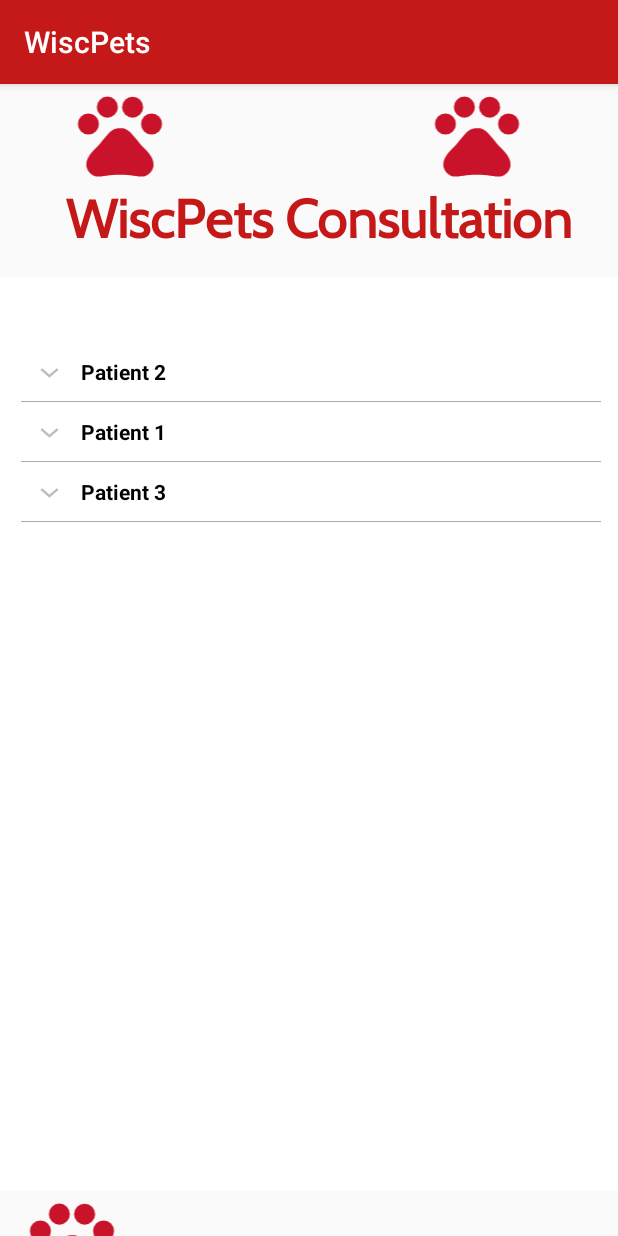
After one commit to dongyu9817/WiscPets, an Android app: the MainActivity_consult_vet_home screen opened directly, with no data from a screen before it, on a phone screen of 412 x 824 dp. The commit adds this screen. Run offline under Robolectric (Android 15) with nearby library versions, the phone set to English and light mode, and no system bars; Roboto replaces fonts that are not available here.

Commit message:
add vet consultation homepage, health record page, fix signup

```diff
--- a/app/src/main/AndroidManifest.xml
+++ b/app/src/main/AndroidManifest.xml
@@ -32,6 +32,8 @@
         <activity android:name=".app.app_preference_activity"></activity>
         <activity android:name=".clinic_module.AboutERVisitActivity"></activity>
         <activity android:name=".MainActivityConsultationOwners"></activity>
+        <activity android:name=".MainActivity_consult_vet_home"></activity>
+        <activity android:name=".CreateConsultPatientActivity"></activity>
         <activity
             android:name="com.example.wiscpets.sickcheckmodule.activity_disease"
             android:screenOrientation="portrait"
--- /dev/null
+++ b/app/src/main/java/com/example/wiscpets/CustomExpandableListAdapter.java
@@ -0,0 +1,99 @@
+package com.example.wiscpets;
+
+import android.content.Context;
+import android.graphics.Typeface;
+import android.view.LayoutInflater;
+import android.view.View;
+import android.view.ViewGroup;
+import android.widget.BaseExpandableListAdapter;
+import android.widget.TextView;
+
+import java.util.HashMap;
+import java.util.List;
+
+public class CustomExpandableListAdapter extends BaseExpandableListAdapter {
+
+    private Context context;
+    private List<String> expandableListTitle;
+    private HashMap<String, List<String>> expandableListDetail;
+
+    public CustomExpandableListAdapter(Context context, List<String> expandableListTitle,
+                                       HashMap<String, List<String>> expandableListDetail) {
+        this.context = context;
+        this.expandableListTitle = expandableListTitle;
+        this.expandableListDetail = expandableListDetail;
+    }
+
+    @Override
+    public Object getChild(int listPosition, int expandedListPosition) {
+        return this.expandableListDetail.get(this.expandableListTitle.get(listPosition))
+                .get(expandedListPosition);
+    }
+
+    @Override
+    public long getChildId(int listPosition, int expandedListPosition) {
+        return expandedListPosition;
+    }
+
+    @Override
+    public View getChildView(int listPosition, final int expandedListPosition,
+                             boolean isLastChild, View convertView, ViewGroup parent) {
+        final String expandedListText = (String) getChild(listPosition, expandedListPosition);
+        if (convertView == null) {
+            LayoutInflater layoutInflater = (LayoutInflater) this.context
+                    .getSystemService(Context.LAYOUT_INFLATER_SERVICE);
+            convertView = layoutInflater.inflate(R.layout.list_item, null);
+        }
+        TextView expandedListTextView = (TextView) convertView
+                .findViewById(R.id.expandedListItem);
+        expandedListTextView.setText(expandedListText);
+        return convertView;
+    }
+
+    @Override
+    public int getChildrenCount(int listPosition) {
+        return this.expandableListDetail.get(this.expandableListTitle.get(listPosition))
+                .size();
+    }
+
+    @Override
+    public Object getGroup(int listPosition) {
+        return this.expandableListTitle.get(listPosition);
+    }
+
+    @Override
+    public int getGroupCount() {
+        return this.expandableListTitle.size();
+    }
+
+    @Override
+    public long getGroupId(int listPosition) {
+        return listPosition;
+    }
+
+    @Override
+    public View getGroupView(int listPosition, boolean isExpanded,
+                             View convertView, ViewGroup parent) {
+        String listTitle = (String) getGroup(listPosition);
+        if (convertView == null) {
+            LayoutInflater layoutInflater = (LayoutInflater) this.context.
+                    getSystemService(Context.LAYOUT_INFLATER_SERVICE);
+            convertView = layoutInflater.inflate(R.layout.list_group, null);
+        }
+        TextView listTitleTextView = (TextView) convertView
+                .findViewById(R.id.listTitle);
+        listTitleTextView.setTypeface(null, Typeface.BOLD);
+        listTitleTextView.setText(listTitle);
+        return convertView;
+    }
+
+    @Override
+    public boolean hasStableIds() {
+        return false;
+    }
+
+    @Override
+    public boolean isChildSelectable(int listPosition, int expandedListPosition) {
+        return true;
+    }
+}
--- /dev/null
+++ b/app/src/main/java/com/example/wiscpets/ExpandableListDataPump.java
@@ -0,0 +1,34 @@
+package com.example.wiscpets;
+
+import java.util.ArrayList;
+import java.util.HashMap;
+import java.util.List;
+
+public class ExpandableListDataPump {
+    public static HashMap<String, List<String>> getData() {
+        HashMap<String, List<String>> expandableListDetail = new HashMap<String, List<String>>();
+
+        List<String> Patient1 = new ArrayList<String>();
+        Patient1.add("Health Record 1");
+        Patient1.add("Health Record 2");
+        Patient1.add("Health Record 3");
+        Patient1.add("Health Record 4");
+
+
+        List<String> Patient2 = new ArrayList<String>();
+        Patient2.add("Health Record 1");
+        Patient2.add("Health Record 2");
+
+
+        List<String> Patient3 = new ArrayList<String>();
+        Patient3.add("Health Record 1");
+        Patient3.add("Health Record 2");
+        Patient3.add("Health Record 3");
+
+
+        expandableListDetail.put("Patient 1", Patient1);
+        expandableListDetail.put("Patient 2", Patient2);
+        expandableListDetail.put("Patient 3", Patient3);
+        return expandableListDetail;
+    }
+}
--- a/app/src/main/java/com/example/wiscpets/MainActivityConsultationOwners.java
+++ b/app/src/main/java/com/example/wiscpets/MainActivityConsultationOwners.java
@@ -9,6 +9,8 @@ import androidx.appcompat.app.AppCompatActivity;
 
 import java.util.ArrayList;
 
+//This is the consultation page for pet owners
+
 public class MainActivityConsultationOwners extends AppCompatActivity {
 
     @Override
--- /dev/null
+++ b/app/src/main/java/com/example/wiscpets/MainActivity_consult_vet_home.java
@@ -0,0 +1,75 @@
+package com.example.wiscpets;
+
+import android.content.Intent;
+import android.os.Bundle;
+import androidx.appcompat.app.AppCompatActivity;
+import android.view.View;
+import android.widget.ExpandableListAdapter;
+import android.widget.ExpandableListView;
+import android.widget.Toast;
+
+import java.util.ArrayList;
+import java.util.HashMap;
+import java.util.List;
+
+public class MainActivity_consult_vet_home extends AppCompatActivity {
+
+    ExpandableListView expandableListView;
+    ExpandableListAdapter expandableListAdapter;
+    List<String> expandableListTitle;
+    HashMap<String, List<String>> expandableListDetail;
+
+    @Override
+    protected void onCreate(Bundle savedInstanceState) {
+        super.onCreate(savedInstanceState);
+        setContentView(R.layout.activity_consult_vet_home);
+        expandableListView = (ExpandableListView) findViewById(R.id.expandableListView);
+        expandableListDetail = ExpandableListDataPump.getData();
+        expandableListTitle = new ArrayList<String>(expandableListDetail.keySet());
+        expandableListAdapter = new CustomExpandableListAdapter(this, expandableListTitle, expandableListDetail);
+        expandableListView.setAdapter(expandableListAdapter);
+        expandableListView.setOnGroupExpandListener(new ExpandableListView.OnGroupExpandListener() {
+
+            @Override
+            public void onGroupExpand(int groupPosition) {
+                Toast.makeText(getApplicationContext(),
+                        expandableListTitle.get(groupPosition) + " List Expanded.",
+                        Toast.LENGTH_SHORT).show();
+            }
+        });
+
+        expandableListView.setOnGroupCollapseListener(new ExpandableListView.OnGroupCollapseListener() {
+
+            @Override
+            public void onGroupCollapse(int groupPosition) {
+                Toast.makeText(getApplicationContext(),
+                        expandableListTitle.get(groupPosition) + " List Collapsed.",
+                        Toast.LENGTH_SHORT).show();
+
+            }
+        });
+
+        expandableListView.setOnChildClickListener(new ExpandableListView.OnChildClickListener() {
+            @Override
+            public boolean onChildClick(ExpandableListView parent, View v,
+                                        int groupPosition, int childPosition, long id) {
+                Toast.makeText(
+                        getApplicationContext(),
+                        expandableListTitle.get(groupPosition)
+                                + " -> "
+                                + expandableListDetail.get(
+                                expandableListTitle.get(groupPosition)).get(
+                                childPosition), Toast.LENGTH_SHORT
+                ).show();
+                Intent gotoConsultation = new Intent(MainActivity_consult_vet_home.this, CreateConsultPatientActivity.class);
+                gotoConsultation.putExtra("patient", expandableListTitle.get(groupPosition));
+                gotoConsultation.putExtra("healthrecordNumber", expandableListDetail.get(
+                        expandableListTitle.get(groupPosition)).get(
+                        childPosition));
+                startActivity(gotoConsultation);
+                return true;
+            }
+        });
+    }
+
+}
--- /dev/null
+++ b/app/src/main/res/layout/activity_consult_vet_home.xml
@@ -0,0 +1,161 @@
+<?xml version="1.0" encoding="utf-8"?>
+<LinearLayout xmlns:android="http://schemas.android.com/apk/res/android"
+    xmlns:tools="http://schemas.android.com/tools"
+    xmlns:app="http://schemas.android.com/apk/res-auto"
+    android:layout_width="match_parent"
+    android:layout_height="match_parent"
+    android:orientation="vertical"
+
+    tools:context=".MainActivityNotebookLanding">
+    <LinearLayout
+        android:layout_width="match_parent"
+        android:layout_height="wrap_content"
+        android:orientation="horizontal"
+        >
+        <ImageView
+            android:id="@+id/imageView14"
+            android:layout_width="96dp"
+            android:layout_height="67dp"
+            android:layout_marginStart="32dp"
+            android:layout_marginLeft="32dp"
+            android:layout_marginEnd="32dp"
+            android:layout_marginRight="32dp"
+            app:layout_constraintBottom_toBottomOf="parent"
+            app:layout_constraintEnd_toEndOf="parent"
+            app:layout_constraintHorizontal_bias="1.0"
+            app:layout_constraintStart_toStartOf="parent"
+            app:layout_constraintTop_toTopOf="parent"
+            app:layout_constraintVertical_bias="0.249"
+            app:srcCompat="@drawable/ic_baseline_pets_24"
+            tools:ignore="VectorDrawableCompat" />
+
+        <ImageView
+            android:id="@+id/imageView13"
+            android:layout_width="96dp"
+            android:layout_height="67dp"
+            android:layout_marginStart="110dp"
+            android:layout_marginLeft="32dp"
+            android:layout_marginEnd="32dp"
+            android:layout_marginRight="32dp"
+            app:layout_constraintBottom_toBottomOf="parent"
+            app:layout_constraintEnd_toEndOf="parent"
+            app:layout_constraintHorizontal_bias="1.0"
+            app:layout_constraintStart_toStartOf="parent"
+            app:layout_constraintTop_toTopOf="parent"
+            app:layout_constraintVertical_bias="0.249"
+            app:srcCompat="@drawable/ic_baseline_pets_24"
+            tools:ignore="VectorDrawableCompat" />
+
+
+    </LinearLayout>
+
+    <TextView
+        android:id="@+id/title00"
+        android:layout_width="424dp"
+        android:layout_height="61dp"
+        android:layout_alignParentTop="true"
+        android:layout_alignParentBottom="true"
+        android:fontFamily="@font/cabin"
+        android:gravity="center_horizontal"
+        android:text="WiscPets Consultation"
+        android:textColor="@color/red"
+        android:textSize="36sp"
+        android:textStyle="bold"
+
+        app:layout_constraintVertical_bias="0.073" />
+
+    <FrameLayout
+        android:id="@android:id/tabcontent"
+        android:layout_width="match_parent"
+        android:layout_height="wrap_content"
+        android:scrollbars="vertical"
+        android:background="@color/white"
+        >
+
+        <ExpandableListView
+            android:id="@+id/expandableListView"
+            android:layout_width="match_parent"
+            android:layout_height="490dp"
+
+            android:layout_below="@+id/linearLayout"
+            android:layout_alignParentStart="true"
+            android:layout_alignParentLeft="true"
+            android:layout_alignParentEnd="true"
+            android:layout_alignParentRight="true"
+            android:layout_alignParentBottom="true"
+            android:layout_marginStart="14dp"
+            android:layout_marginLeft="14dp"
+            android:layout_marginTop="43dp"
+            android:layout_marginEnd="11dp"
+            android:layout_marginRight="11dp"
+            android:layout_marginBottom="76dp"
+            android:divider="@android:color/darker_gray"
+            android:dividerHeight="0.5dp"
+            android:indicatorLeft="?android:attr/expandableListPreferredItemIndicatorLeft" />
+
+    </FrameLayout>
+
+    <ImageView
+        android:id="@+id/imageView12"
+        android:layout_width="96dp"
+        android:layout_height="67dp"
+
+        app:layout_constraintBottom_toBottomOf="parent"
+        app:layout_constraintEnd_toEndOf="parent"
+        app:layout_constraintHorizontal_bias="1.0"
+        app:layout_constraintStart_toStartOf="parent"
+        app:layout_constraintTop_toTopOf="parent"
+        app:layout_constraintVertical_bias="0.249"
+        app:srcCompat="@drawable/ic_baseline_pets_24"
+        tools:ignore="VectorDrawableCompat" />
+
+</LinearLayout>
+
+    <!--<?xml version="1.0" encoding="utf-8"?>-->
+    <!--<androidx.constraintlayout.widget.ConstraintLayout xmlns:android="http://schemas.android.com/apk/res/android"-->
+    <!--    xmlns:app="http://schemas.android.com/apk/res-auto"-->
+    <!--    xmlns:tools="http://schemas.android.com/tools"-->
+    <!--    android:layout_width="match_parent"-->
+    <!--    android:layout_height="match_parent"-->
+    <!--    tools:context=".MainActivityNotebookLanding">-->
+
+    <!--    <ImageView-->
+    <!--        android:id="@+id/imageView12"-->
+    <!--        android:layout_width="122dp"-->
+    <!--        android:layout_height="106dp"-->
+    <!--        android:contentDescription="@string/nav_header_desc"-->
+    <!--        android:paddingTop="0dp"-->
+    <!--        app:layout_constraintBottom_toBottomOf="parent"-->
+    <!--        app:layout_constraintEnd_toEndOf="parent"-->
+    <!--        app:layout_constraintHorizontal_bias="0.055"-->
+    <!--        app:layout_constraintStart_toStartOf="parent"-->
+    <!--        app:layout_constraintTop_toTopOf="parent"-->
+    <!--        app:layout_constraintVertical_bias="0.004"-->
+    <!--        app:srcCompat="@drawable/circle1" />-->
+
+    <!--    <TextView-->
+    <!--        android:id="@+id/textView2"-->
+    <!--        android:layout_width="wrap_content"-->
+    <!--        android:layout_height="wrap_content"-->
+    <!--        android:text="NoteBook Landing Page"-->
+    <!--        android:textSize="25sp"-->
+    <!--        app:layout_constraintBottom_toBottomOf="parent"-->
+    <!--        app:layout_constraintHorizontal_bias="0.498"-->
+    <!--        app:layout_constraintLeft_toLeftOf="parent"-->
+    <!--        app:layout_constraintRight_toRightOf="parent"-->
+    <!--        app:layout_constraintTop_toTopOf="parent"-->
+    <!--        app:layout_constraintVertical_bias="0.156" />-->
+
+    <!--    <ListView-->
+    <!--        android:id="@+id/ListView"-->
+    <!--        android:layout_width="350dp"-->
+    <!--        android:layout_height="729dp"-->
+    <!--        android:layout_marginTop="150dp"-->
+    <!--        app:layout_constraintBottom_toBottomOf="parent"-->
+    <!--        app:layout_constraintHorizontal_bias="0.5"-->
+    <!--        app:layout_constraintLeft_toLeftOf="parent"-->
+    <!--        app:layout_constraintRight_toRightOf="parent"-->
+    <!--        app:layout_constraintTop_toTopOf="parent"-->
+    <!--        app:layout_constraintVertical_bias="0.14" />-->
+
+    <!--</androidx.constraintlayout.widget.ConstraintLayout>-->
--- a/app/src/main/res/layout/activity_wiscpetlogin.xml
+++ b/app/src/main/res/layout/activity_wiscpetlogin.xml
@@ -232,7 +232,7 @@
             app:layout_constraintVertical_bias="0.765" />
 
         <Button
-            android:id="@+id/signin_Button"
+            android:id="@+id/login_Button"
             android:layout_width="262dp"
             android:layout_height="50dp"
             android:layout_marginLeft="10dp"
--- /dev/null
+++ b/app/src/main/res/layout/list_group.xml
@@ -0,0 +1,14 @@
+<?xml version="1.0" encoding="utf-8"?>
+
+<LinearLayout xmlns:android="http://schemas.android.com/apk/res/android"
+    android:orientation="vertical" android:layout_width="match_parent"
+    android:layout_height="match_parent">
+    <TextView
+        android:id="@+id/listTitle"
+        android:layout_width="fill_parent"
+        android:layout_height="wrap_content"
+        android:paddingLeft="?android:attr/expandableListPreferredItemPaddingLeft"
+        android:textColor="@android:color/black"
+        android:paddingTop="10dp"
+        android:paddingBottom="10dp" />
+</LinearLayout>
```
Also changed, not shown: app/src/main/java/com/example/wiscpets/CreateConsultPatientActivity.java (+9 -0 lines), app/src/main/java/com/example/wiscpets/WiscPetLoginActivity.java (+10 -3 lines), app/src/main/res/layout/list_item.xml (added, +13 -0 lines).
